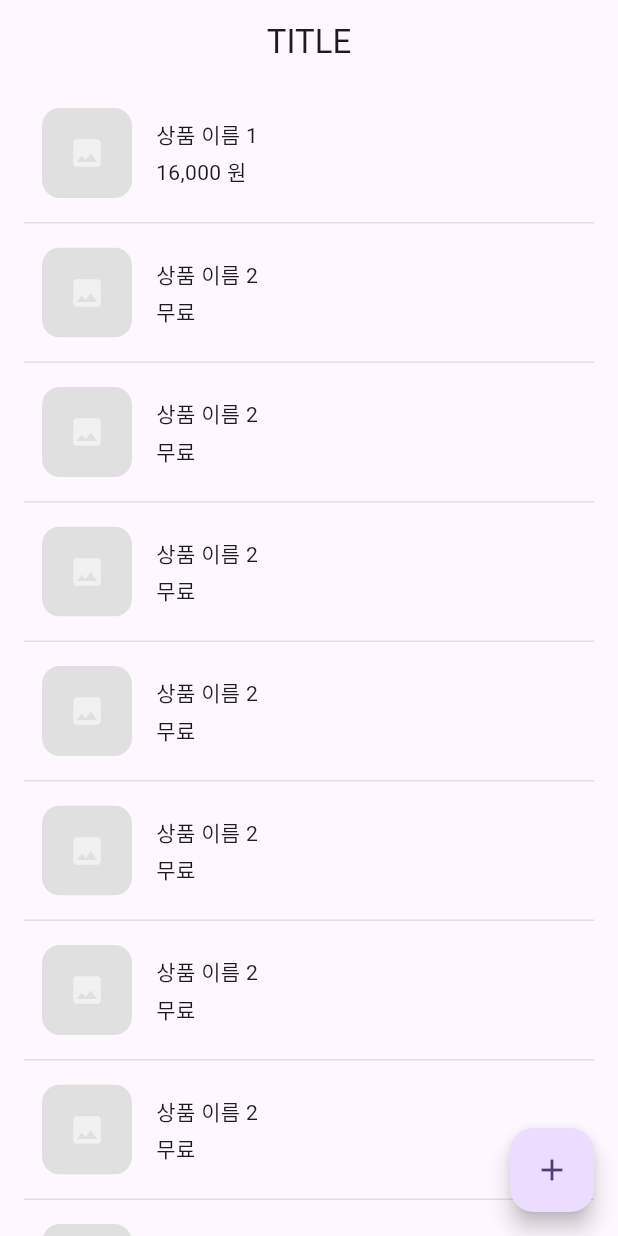
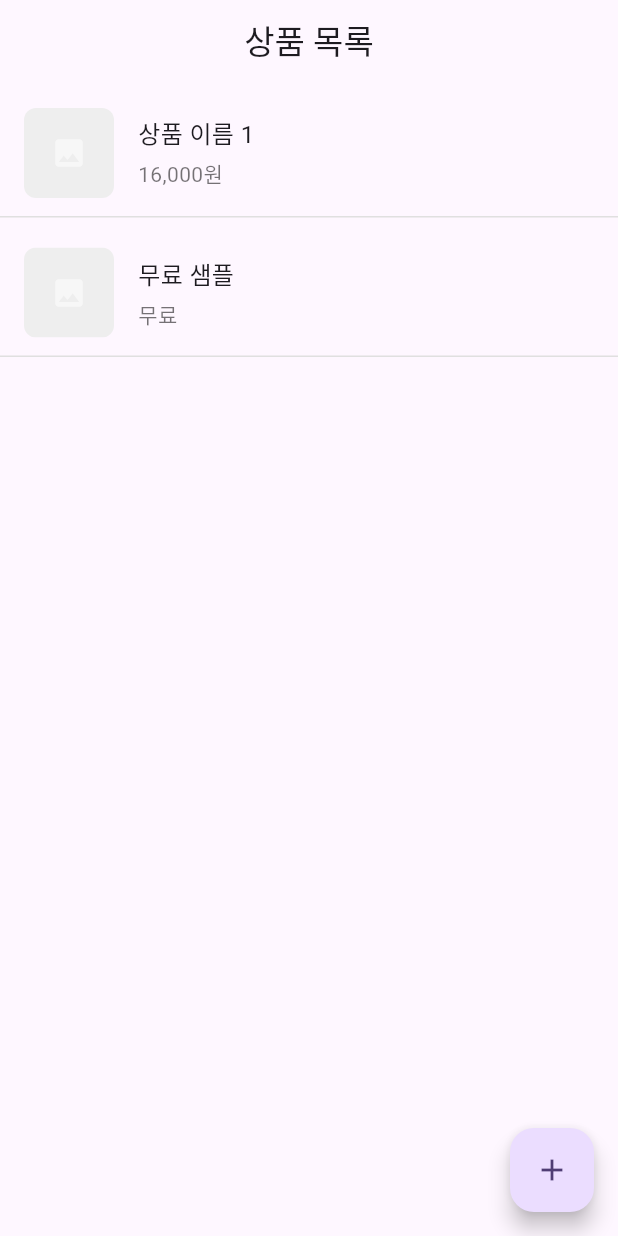
Before and after one commit to Jayden1Joe/today_s_farm, a Flutter app: the screen it shows after launch, on a phone screen of 412 x 824 dp. Run offline on Flutter 3.47's test engine with Material 3 defaults, Android fonts, the phone set to English and light mode, and no system bars.

Commit message:
Feature(Home프러덕트클라스적용)

```diff
--- a/lib/pages/home/home_page.dart
+++ b/lib/pages/home/home_page.dart
@@ -1,4 +1,5 @@
 import 'package:flutter/material.dart';
+import 'package:today_s_farm/models/product_model.dart';
 import 'package:today_s_farm/pages/add_product/add_product_page.dart';
 import 'package:today_s_farm/pages/detail/detail_page.dart';
 
@@ -7,72 +8,63 @@ class HomePage extends StatelessWidget {
 
   @override
   Widget build(BuildContext context) {
-    // 예시 상품 데이터
-    final List<Map<String, dynamic>> products = [
-      {'name': '상품 이름 1', 'price': 16000, 'imageUrl': null},
-      {'name': '상품 이름 2', 'price': 0, 'imageUrl': null},
-      {'name': '상품 이름 2', 'price': 0, 'imageUrl': null},
-      {'name': '상품 이름 2', 'price': 0, 'imageUrl': null},
-      {'name': '상품 이름 2', 'price': 0, 'imageUrl': null},
-      {'name': '상품 이름 2', 'price': 0, 'imageUrl': null},
-      {'name': '상품 이름 2', 'price': 0, 'imageUrl': null},
-      {'name': '상품 이름 2', 'price': 0, 'imageUrl': null},
-      {'name': '상품 이름 2', 'price': 0, 'imageUrl': null},
+    // 예시 상품 데이터 (Product 클래스 사용)
+    final List<Product> products = [
+      Product(
+        name: '상품 이름 1',
+        price: 16000,
+        description: '첫 번째 상품 설명',
+        imageUrl: null,
+      ),
+      Product(name: '무료 샘플', price: 0, description: '무료 상품 설명', imageUrl: null),
+      // 필요 시 더 추가...
     ];
 
     return Scaffold(
-      appBar: AppBar(title: const Text('TITLE'), centerTitle: true),
+      appBar: AppBar(title: const Text('상품 목록'), centerTitle: true),
       body: products.isEmpty
           ? const Center(child: Text('상품이 없습니다.'))
           : ListView.builder(
               itemCount: products.length,
               itemBuilder: (context, index) {
                 final product = products[index];
-
-                // 가격 포맷: 0원은 "무료", 나머지는 천 단위 콤마
-                final priceText = product['price'] == 0
-                    ? '무료'
-                    : '${product['price'].toString().replaceAllMapped(RegExp(r'\B(?=(\d{3})+(?!\d))'), (match) => ',')} 원';
-
                 return GestureDetector(
                   onTap: () {
                     Navigator.push(
                       context,
                       MaterialPageRoute(
                         builder: (_) => DetailPage(
-                          title: product['name'] ?? '',
-                          description: product['description'] ?? '',
-                          imageUrl: product['imageUrl'],
-                          price: product['price'] ?? 0,
+                          title: product.name,
+                          description: product.description,
+                          imageUrl: product.imageUrl,
+                          price: product.price,
                         ),
                       ),
                     );
                   },
                   child: Container(
                     padding: const EdgeInsets.symmetric(
-                      horizontal: 12,
-                      vertical: 16,
+                      horizontal: 16,
+                      vertical: 12,
                     ),
-                    margin: const EdgeInsets.symmetric(horizontal: 16),
+                    margin: const EdgeInsets.symmetric(vertical: 4),
                     decoration: BoxDecoration(
                       border: Border(
-                        bottom: BorderSide(
-                          color: Colors.grey.shade300,
-                        ), //아이템 간 구분선
+                        bottom: BorderSide(color: Colors.grey.shade300),
                       ),
                     ),
                     child: Row(
                       children: [
                         ClipRRect(
-                          borderRadius: BorderRadius.circular(12),
+                          borderRadius: BorderRadius.circular(8),
                           child: Container(
                             width: 60,
                             height: 60,
-                            color: Colors.grey.shade300,
-                            child: product['imageUrl'] == null
+                            color: Colors.grey.shade200,
+                            child: product.imageUrl == null
                                 ? const Icon(Icons.image, color: Colors.white54)
                                 : Image.network(
-                                    product['imageUrl'],
+                                    product.imageUrl!,
                                     fit: BoxFit.cover,
                                   ),
                           ),
@@ -82,9 +74,18 @@ class HomePage extends StatelessWidget {
                           child: Column(
                             crossAxisAlignment: CrossAxisAlignment.start,
                             children: [
-                              Text(product['name']),
+                              Text(
+                                product.name,
+                                style: const TextStyle(fontSize: 16),
+                              ),
                               const SizedBox(height: 4),
-                              Text(priceText),
+                              Text(
+                                product.formattedPrice,
+                                style: const TextStyle(
+                                  fontSize: 14,
+                                  color: Colors.black54,
+                                ),
+                              ),
                             ],
                           ),
                         ),
```
